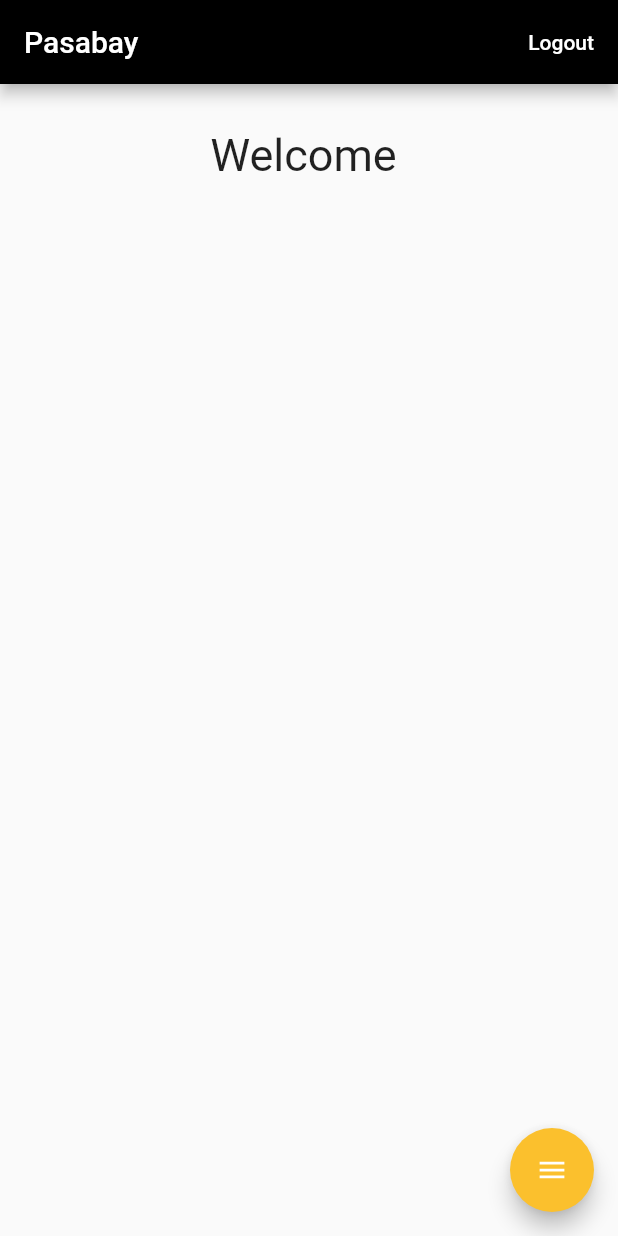
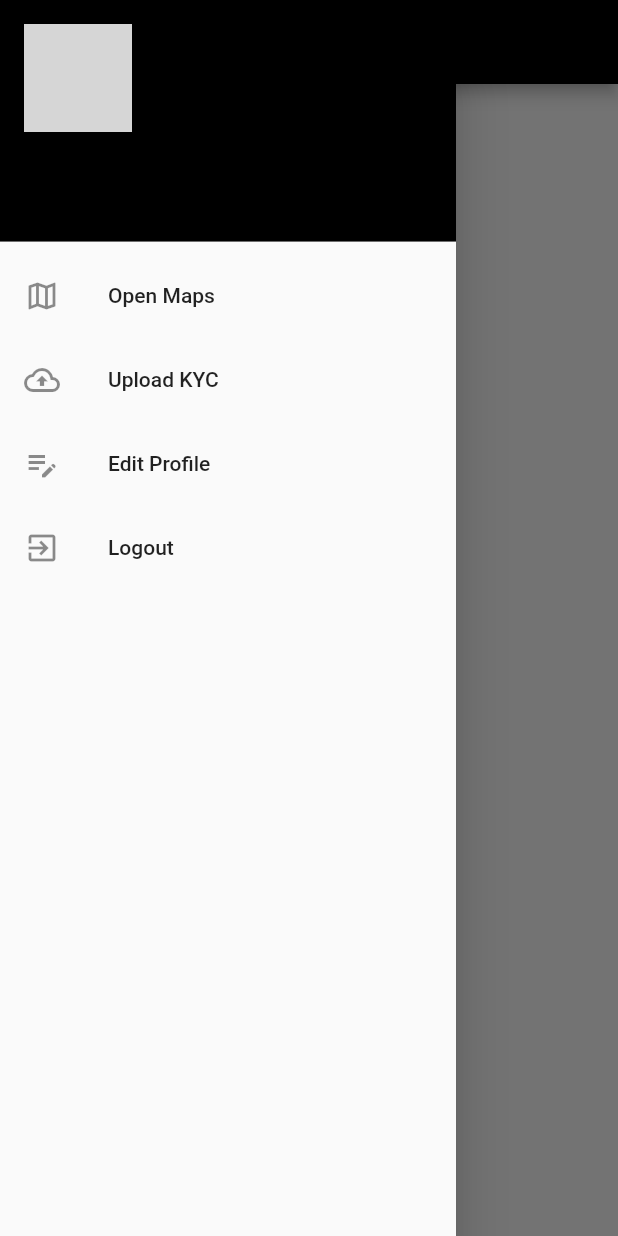
Before and after one commit to njtan142/Pasabay-Flutter, a Flutter app: the screen it shows once a user with an empty profile is signed in, with the side drawer open (before the commit the screen has no drawer), on a phone screen of 412 x 824 dp. Run offline on Flutter 3.47's test engine with Material 2 defaults, Android fonts, the phone set to English and light mode, and no system bars; drawn by our look-alikes of flutter_speed_dial; our stand-ins replace bloc, cloud_firestore, equatable, firebase_auth, firebase_core, firebase_storage and 2 more; accounts and stored records are empty; network calls fail; grey boxes are pictures that could not be loaded.

Commit message:
KYC upload, profile display and edit, bloc architecture started

```diff
--- /dev/null
+++ b/lib/bloc/auth/auth_bloc.dart
@@ -0,0 +1,40 @@
+import 'dart:async';
+
+import 'package:bloc/bloc.dart';
+import 'package:equatable/equatable.dart';
+import 'package:firebase_auth/firebase_auth.dart';
+import 'package:taralets/repository/auth_repository.dart';
+
+part 'auth_event.dart';
+part 'auth_state.dart';
+
+class AuthBloc extends Bloc<AuthEvent, AuthState> {
+  final AuthRepository _repository;
+  StreamSubscription<User?>? _userSubscription;
+
+  AuthBloc({
+    required AuthRepository authRepository,
+  })  : _repository = authRepository,
+        super(AuthState.unknown()) {
+    _userSubscription = _repository.user.listen((user) {
+      add(AuthUserChanged(user: user!));
+    });
+  }
+
+  @override
+  Stream<AuthState> mapEventToState(AuthEvent event) async* {
+    if (event is AuthUserChanged) {
+      yield* _mapAuthUserChangedToState(event);
+    }
+  }
+
+  Stream<AuthState> _mapAuthUserChangedToState(AuthUserChanged event) async* {
+    yield AuthState.authenticated(user: event.user);
+  }
+
+  @override
+  Future<void> close() {
+    _userSubscription?.cancel();
+    return super.close();
+  }
+}
--- /dev/null
+++ b/lib/bloc/auth/auth_event.dart
@@ -0,0 +1,17 @@
+part of 'auth_bloc.dart';
+
+abstract class AuthEvent extends Equatable {
+  const AuthEvent();
+
+  @override
+  List<Object> get props => [];
+}
+
+class AuthUserChanged extends AuthEvent {
+  final User user;
+
+  const AuthUserChanged({required this.user});
+
+  @override
+  List<Object> get props => [user];
+}
--- /dev/null
+++ b/lib/bloc/auth/auth_state.dart
@@ -0,0 +1,27 @@
+part of 'auth_bloc.dart';
+
+enum AuthStatus { unknown, authenticated, unauthenticated }
+
+class AuthState extends Equatable {
+  final AuthStatus status;
+  final User? user;
+
+  const AuthState._({
+    this.status = AuthStatus.unknown,
+    this.user,
+  });
+
+  const AuthState.unknown() : this._();
+
+  const AuthState.authenticated({required User user})
+      : this._(status: AuthStatus.authenticated, user: user);
+
+  const AuthState.unauthenticated()
+      : this._(status: AuthStatus.unauthenticated);
+
+  @override
+  List<Object?> get props => [
+        status,
+        user,
+      ];
+}
--- a/lib/main.dart
+++ b/lib/main.dart
@@ -1,6 +1,9 @@
 import 'package:firebase_auth/firebase_auth.dart';
 import 'package:flutter/material.dart';
 import 'package:firebase_core/firebase_core.dart';
+import 'package:flutter_bloc/flutter_bloc.dart';
+import 'package:taralets/bloc/auth/auth_bloc.dart';
+import 'package:taralets/repository/auth_repository.dart';
 import 'package:taralets/widgets/authentication/login_widget.dart';
 import 'package:taralets/widgets/home_page.dart';
 
@@ -33,21 +36,36 @@ class MainPage extends StatelessWidget {
 
   @override
   Widget build(BuildContext context) {
-    return Scaffold(
+    return MultiRepositoryProvider(
+        providers: [
+          RepositoryProvider(
+            create: (_) => AuthRepository(),
+          ),
+        ],
+        child: MultiBlocProvider(
+          providers: [
+            BlocProvider(
+              create: (_) => AuthBloc(
+                authRepository: context.read<AuthRepository>(),
+              ),
+            ),
+          ],
+          child: Scaffold(
             body: StreamBuilder<User?>(
               stream: FirebaseAuth.instance.authStateChanges(),
               builder: (context, snapshot) {
                 if (snapshot.connectionState == ConnectionState.waiting) {
-            return Scaffold(
+                  return const Scaffold(
                     body: Center(child: CircularProgressIndicator()),
                   );
                 } else if (snapshot.hasData) {
-            return HomePage();
+                  return const HomePage();
                 } else {
-            return LoginWidget();
+                  return const LoginWidget();
                 }
               },
             ),
-    );
+          ),
+        ));
   }
 }
--- /dev/null
+++ b/lib/repository/auth_repository.dart
@@ -0,0 +1,25 @@
+import 'package:firebase_auth/firebase_auth.dart';
+import 'package:taralets/repository/base_auth_repository.dart';
+
+class AuthRepository extends BaseAuthRepository {
+  final FirebaseAuth _firebaseAuth;
+
+  AuthRepository({FirebaseAuth? firebaseAuth})
+      : _firebaseAuth = firebaseAuth ?? FirebaseAuth.instance;
+
+  @override
+  Future<User?> signUp(
+      {required String email, required String password}) async {
+    try {
+      final credential = await _firebaseAuth.createUserWithEmailAndPassword(
+          email: email, password: password);
+
+      final user = credential.user;
+      return user;
+    } catch (_) {}
+  }
+
+  @override
+  // TODO: implement user
+  Stream<User?> get user => _firebaseAuth.userChanges();
+}
--- /dev/null
+++ b/lib/repository/base_auth_repository.dart
@@ -0,0 +1,6 @@
+import 'package:firebase_auth/firebase_auth.dart';
+
+abstract class BaseAuthRepository {
+  Stream<User?> get user;
+  Future<User?> signUp({required String email, required String password});
+}
--- a/lib/widgets/authentication/password_recovery_widget.dart
+++ b/lib/widgets/authentication/password_recovery_widget.dart
@@ -36,7 +36,7 @@ class _PasswordRecoveryWidgetState extends State<PasswordRecoveryWidget> {
           padding: const EdgeInsets.all(20.0),
           child: Column(children: [
             const Text(
-              "Reset your password",
+              "Reset your passwordff",
               style: TextStyle(fontSize: 30),
             ),
             const SizedBox(
--- a/lib/widgets/home_page.dart
+++ b/lib/widgets/home_page.dart
@@ -4,6 +4,7 @@ import 'package:flutter/material.dart';
 import 'package:flutter/src/foundation/key.dart';
 import 'package:flutter/src/widgets/framework.dart';
 import 'package:flutter_speed_dial/flutter_speed_dial.dart';
+import 'package:taralets/widgets/navbar.dart';
 
 class HomePage extends StatefulWidget {
   const HomePage({Key? key}) : super(key: key);
@@ -19,6 +20,7 @@ class _HomePageState extends State<HomePage> {
   @override
   void initState() {
     // TODO: implement initState
+    print(user.uid);
     FirebaseFirestore.instance
         .collection('users')
         .doc(user.uid)
@@ -32,17 +34,17 @@ class _HomePageState extends State<HomePage> {
   }
 
   @override
+  void dispose() {
+    // TODO: implement dispose
+    super.dispose();
+  }
+
+  @override
   Widget build(BuildContext context) {
     return Scaffold(
+      drawer: NavBarWidget(),
       appBar: AppBar(
         title: const Text("Pasabay"),
-        actions: [
-          ElevatedButton(
-              onPressed: () {
-                FirebaseAuth.instance.signOut();
-              },
-              child: const Text("Logout"))
-        ],
       ),
       body: Center(
           child: Padding(
@@ -56,32 +58,6 @@ class _HomePageState extends State<HomePage> {
           ],
         ),
       )),
-      floatingActionButton: SpeedDial(
-        animatedIcon: AnimatedIcons.menu_close,
-        animatedIconTheme: IconThemeData(size: 22),
-        visible: true,
-        curve: Curves.bounceIn,
-        children: [
-          // FAB 1
-          SpeedDialChild(
-            child: Icon(Icons.upload),
-            onTap: () {/* do anything */},
-            label: 'Upload KYC',
-            labelStyle: TextStyle(fontWeight: FontWeight.w500, fontSize: 16.0),
-          ),
-          // FAB 2
-          SpeedDialChild(
-            child: Icon(Icons.edit_note),
-            label: 'Edit Profile',
-            labelStyle: TextStyle(fontWeight: FontWeight.w500, fontSize: 16.0),
-          ),
-          SpeedDialChild(
-            child: Icon(Icons.map),
-            label: 'Open Maps',
-            labelStyle: TextStyle(fontWeight: FontWeight.w500, fontSize: 16.0),
-          )
-        ],
-      ),
     );
   }
 }
--- /dev/null
+++ b/lib/widgets/navbar.dart
@@ -0,0 +1,103 @@
+import 'package:cloud_firestore/cloud_firestore.dart';
+import 'package:firebase_auth/firebase_auth.dart';
+import 'package:flutter/material.dart';
+import 'package:taralets/widgets/kyc_widget.dart';
+import 'package:firebase_storage/firebase_storage.dart';
+import 'package:taralets/widgets/profile/profile_picture_view_widget.dart';
+
+class NavBarWidget extends StatefulWidget {
+  const NavBarWidget({Key? key}) : super(key: key);
+
+  @override
+  State<NavBarWidget> createState() => _NavBarWidgetState();
+}
+
+class _NavBarWidgetState extends State<NavBarWidget> {
+  @override
+  Widget build(BuildContext context) {
+    CollectionReference users = FirebaseFirestore.instance.collection('users');
+    return FutureBuilder<DocumentSnapshot>(
+      future: users.doc(FirebaseAuth.instance.currentUser!.uid).get(),
+      builder:
+          (BuildContext context, AsyncSnapshot<DocumentSnapshot> snapshot) {
+        if (snapshot.connectionState == ConnectionState.done) {
+          Map<String, dynamic> data =
+              snapshot.data!.data() as Map<String, dynamic>;
+          return Drawer(
+              child: ListView(
+            padding: const EdgeInsets.all(0),
+            children: [
+              UserAccountsDrawerHeader(
+                  decoration: const BoxDecoration(
+                    color: Colors.black,
+                  ),
+                  currentAccountPicture: GestureDetector(
+                    onTap: () {
+                      Navigator.push(
+                          context,
+                          MaterialPageRoute(
+                            builder: (context) => ProfilePictureView(
+                                profileURL: data['profile_url'] != null
+                                    ? data['profile_url']
+                                    : "https://t3.ftcdn.net/jpg/03/46/83/96/360_F_346839683_6nAPzbhpSkIpb8pmAwufkC7c5eD7wYws.jpg"),
+                          ));
+                    },
+                    child: CircleAvatar(
+                        child: ClipOval(
+                      child: data['profile_url'] == null
+                          ? Image.network(
+                              "https://t3.ftcdn.net/jpg/03/46/83/96/360_F_346839683_6nAPzbhpSkIpb8pmAwufkC7c5eD7wYws.jpg",
+                              fit: BoxFit.cover,
+                            )
+                          : Image.network(
+                              data['profile_url'],
+                              fit: BoxFit.cover,
+                              width: 100,
+                              height: 100,
+                            ),
+                    )),
+                  ),
+                  accountName:
+                      Text(data['first_name'] + " " + data['last_name']),
+                  accountEmail:
+                      Text(FirebaseAuth.instance.currentUser!.email!)),
+              const ListTile(
+                leading: Icon(Icons.map_outlined),
+                title: Text("Open Maps"),
+              ),
+              ListTile(
+                leading: const Icon(Icons.cloud_upload_outlined),
+                title: const Text("Upload KYC"),
+                onTap: () {
+                  Navigator.push(
+                      context,
+                      MaterialPageRoute(
+                        builder: (context) => KYCWidget(
+                          id: snapshot.data!.id,
+                        ),
+                      ));
+                },
+              ),
+              const ListTile(
+                leading: Icon(Icons.edit_note_outlined),
+                title: Text("Edit Profile"),
+              ),
+              ListTile(
+                leading: const Icon(Icons.exit_to_app),
+                title: const Text("Logout"),
+                onTap: () {
+                  FirebaseAuth.instance.signOut();
+                },
+              ),
+            ],
+          ));
+        }
+        return const Drawer(
+          child: Center(
+            child: CircularProgressIndicator(),
+          ),
+        );
+      },
+    );
+  }
+}
--- a/pubspec.yaml
+++ b/pubspec.yaml
@@ -37,6 +37,10 @@ dependencies:
   cloud_firestore: ^3.4.9
   firebase_auth: ^3.10.0
   flutter_speed_dial: ^6.0.0
+  image_picker: ^0.8.5+3
+  firebase_storage: ^10.3.10
+  flutter_bloc: ^8.1.1
+  equatable: ^2.0.5
 
 dev_dependencies:
   flutter_test:
```
Also changed, not shown: lib/widgets/kyc_widget.dart (added, +91 -0 lines), lib/widgets/profile/profile_picture_edit_widget.dart (added, +100 -0 lines), lib/widgets/profile/profile_picture_view_widget.dart (added, +51 -0 lines), pubspec.lock, 1 other file. Lines whose indentation alone changed are shown as unchanged.
